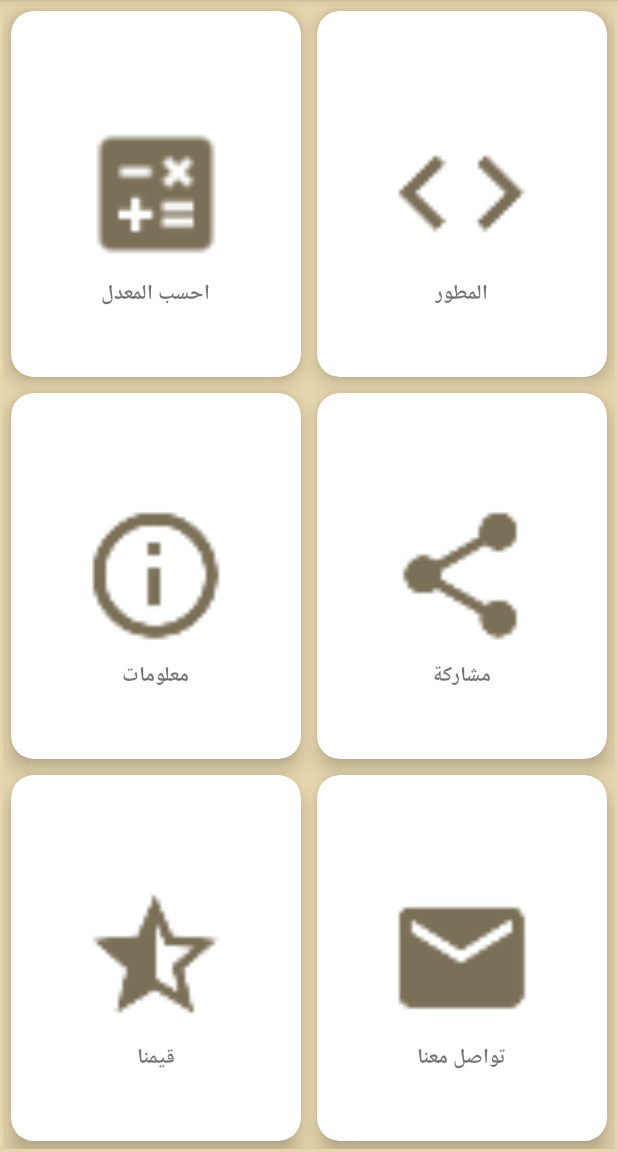
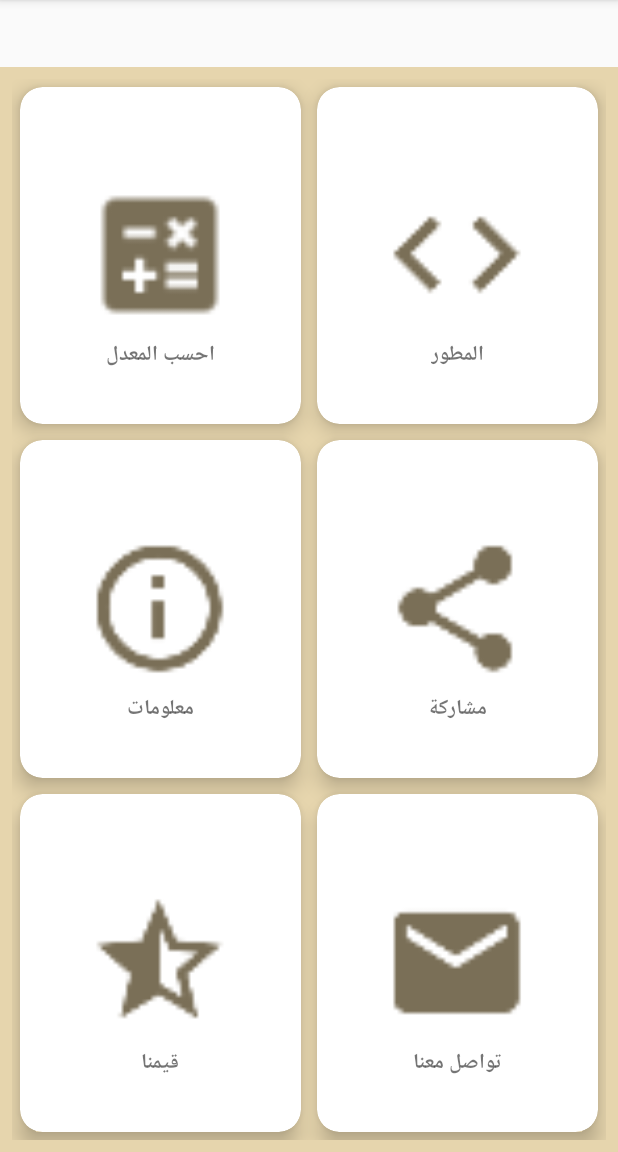
Before and after one commit to alsaidisoft/GpaCalc, an Android app: the screen it shows after launch (MainActivity), on a phone screen of 412 x 824 dp, the part 84-1236 px from its top. Run offline under Robolectric (Android 15) with nearby library versions, the phone set to English and light mode, and no system bars; Roboto replaces fonts that are not available here.

Commit message:
fix design issue and upgrade target to 35

```diff
--- a/app/src/main/res/layout/gpa_calculator.xml
+++ b/app/src/main/res/layout/gpa_calculator.xml
@@ -4,6 +4,7 @@
     android:id="@+id/ScrollView1"
     android:layout_width="match_parent"
     android:layout_height="match_parent"
+    android:layout_marginTop="20pt"
     android:background="@color/brown_light" >
 
 
--- a/app/src/main/res/layout/main_activity.xml
+++ b/app/src/main/res/layout/main_activity.xml
@@ -1,23 +1,25 @@
 <?xml version="1.0" encoding="utf-8"?>
-<androidx.constraintlayout.widget.ConstraintLayout xmlns:android="http://schemas.android.com/apk/res/android"
+<ScrollView
+    xmlns:android="http://schemas.android.com/apk/res/android"
     xmlns:app="http://schemas.android.com/apk/res-auto"
     xmlns:tools="http://schemas.android.com/tools"
     android:layout_width="match_parent"
     android:layout_height="match_parent"
     android:background="@color/brown_light"
+    android:fillViewport="true"
+    android:layout_marginTop="20pt"
     tools:context=".MainActivity">
 
 
     <androidx.gridlayout.widget.GridLayout
-        android:layout_width="0dp"
-        android:layout_height="0dp"
-        app:layout_constraintStart_toStartOf="parent"
-        app:layout_constraintEnd_toEndOf="parent"
-        app:layout_constraintTop_toTopOf="parent"
-        app:layout_constraintBottom_toBottomOf="parent"
+        android:layout_width="match_parent"
+        android:layout_height="wrap_content"
+        app:alignmentMode="alignMargins"
         app:rowCount="3"
         app:columnCount="2"
-        android:layout_margin="2dp">
+        android:padding="8dp"
+        app:useDefaultMargins="true"
+>
 
         <androidx.cardview.widget.CardView
             android:id="@+id/card1"
@@ -212,5 +214,4 @@
 
 
     </androidx.gridlayout.widget.GridLayout>
-
-</androidx.constraintlayout.widget.ConstraintLayout>
+</ScrollView>
--- a/app/src/main/res/layout/repeat_courses.xml
+++ b/app/src/main/res/layout/repeat_courses.xml
@@ -4,6 +4,7 @@
     android:id="@+id/ScrollView1"
     android:layout_width="match_parent"
     android:layout_height="match_parent"
+    android:layout_marginTop="20pt"
     android:background="@color/brown_light">
 
     <RelativeLayout
--- a/app/src/main/res/values-night/themes.xml
+++ b/app/src/main/res/values-night/themes.xml
@@ -10,6 +10,7 @@
         <!-- Status bar color. -->
         <item name="actionBarTheme">@style/MyThemeOverlay_Toolbar</item>
         <item name="android:statusBarColor">?attr/colorOnPrimary</item>
+        <item name="android:windowLightStatusBar">true</item>
     </style>
     <style name="Theme.GpaCalc" parent="Base.Theme.GpaCalc">
     </style>
--- a/app/src/main/res/values/strings.xml
+++ b/app/src/main/res/values/strings.xml
@@ -55,4 +55,5 @@
     <string name="like_app">إذا كنت تستفيد من تطبيقنا الرجاء أخذ لحظة لتقييم تطبيقنا على الماركت</string>
     <string name="remaind_me_later">ذكرني لاحقا</string>
     <string name="no_thanks">لا شكرا</string>
+    <string name="todo">TODO</string>
 </resources>
--- a/app/src/main/res/values/themes.xml
+++ b/app/src/main/res/values/themes.xml
@@ -10,6 +10,7 @@
         <!-- Status bar color. -->
         <item name="actionBarTheme">@style/MyThemeOverlay_Toolbar</item>
         <item name="android:statusBarColor">?attr/colorOnPrimary</item>
+        <item name="android:windowLightStatusBar">true</item>
     </style>
     <style name="Theme.GpaCalc" parent="Base.Theme.GpaCalc">
     </style>
```
Also changed, not shown: app/build.gradle.kts (+4 -4 lines).
